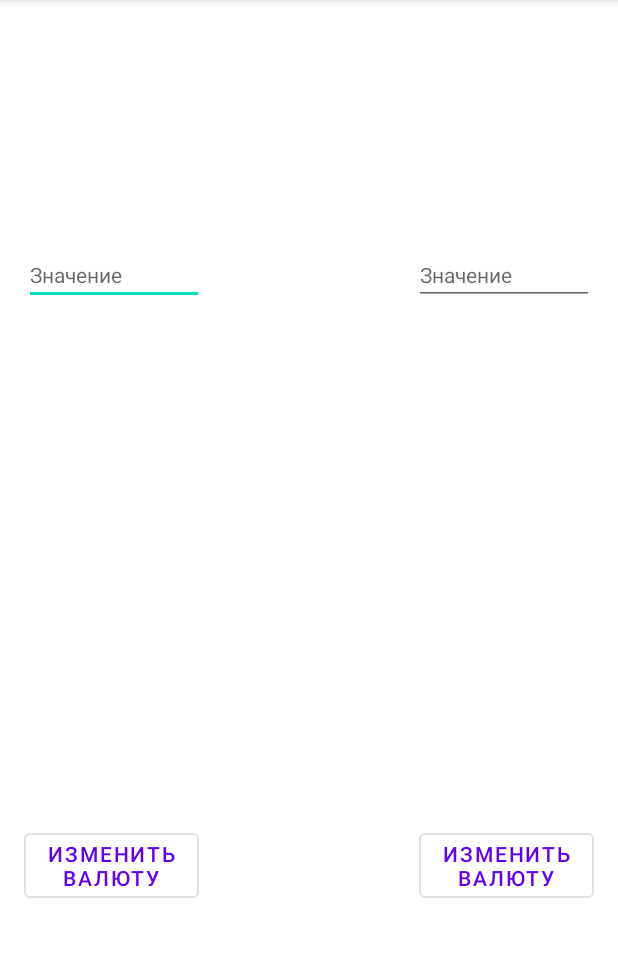
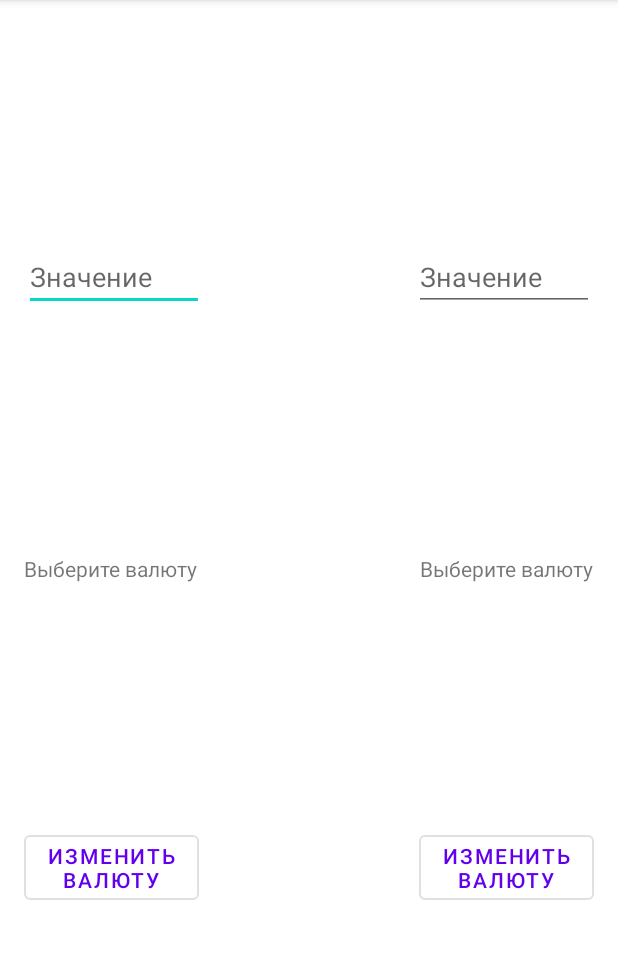
Before and after one commit to MardokUA/MoneyConvertor, an Android app: the screen it shows after launch (MainActivity), on a phone screen of 412 x 824 dp, the part 84-1043 px from its top. Run offline under Robolectric (Android 15) with nearby library versions, the phone set to English and light mode, and no system bars; our stand-ins replace Room's generated code, Timber, data binding; 1 statement that could not run was skipped.

Commit message:
Implemented the choice of currency for conversion.

```diff
--- a/app/src/main/java/com/pet/moneyconvertor/ui/ConvertFragment.kt
+++ b/app/src/main/java/com/pet/moneyconvertor/ui/ConvertFragment.kt
@@ -65,24 +65,6 @@ class ConvertFragment : Fragment() {
         })
         return binding.root
     }
-
-    override fun onSaveInstanceState(outState: Bundle) {
-        super.onSaveInstanceState(outState)
-        Timber.v("onSaveInstanceState")
-        outState.putString("LeftField", binding.editTextLeftNumber.text.toString())
-        outState.putString("RightField", binding.editTextRightNumber.text.toString())
-    }
-
-    override fun onCreate(savedInstanceState: Bundle?) {
-        super.onCreate(savedInstanceState)
-
-        Timber.v("onCreate")
-
-        if (savedInstanceState != null) {
-           //TODO
-        }
-    }
-
     override fun onDestroyView() {
         super.onDestroyView()
         _binding = null
--- a/app/src/main/res/layout/fragment_convert.xml
+++ b/app/src/main/res/layout/fragment_convert.xml
@@ -50,7 +50,6 @@
             app:layout_constraintStart_toStartOf="parent"
             app:layout_constraintTop_toTopOf="parent"
             android:inputType="numberDecimal"
-            style="@style/Widget.MaterialComponents.TextInputLayout.OutlinedBox"
             tools:text="@string/default_value_edit_number"/>
 
         <EditText
@@ -64,7 +63,6 @@
             app:layout_constraintBottom_toTopOf="@+id/textViewRight"
             app:layout_constraintEnd_toEndOf="parent"
             app:layout_constraintTop_toTopOf="parent"
-            style="@style/Widget.MaterialComponents.TextInputLayout.OutlinedBox"
             tools:text="@string/default_value_edit_number"
         />
 
@@ -75,7 +73,7 @@
             android:layout_height="wrap_content"
             android:layout_marginStart="16dp"
             android:layout_marginTop="8dp"
-            android:text="@{viewModel.leftCurrency.charCode}"
+            android:text="@{viewModel.leftCurrency.charCode??`Выберите валюту`}"
             app:layout_constraintBottom_toTopOf="@+id/buttonLeft"
             app:layout_constraintStart_toStartOf="parent"
             app:layout_constraintTop_toBottomOf="@+id/editTextLeftNumber"
@@ -88,7 +86,7 @@
             android:layout_height="wrap_content"
             android:layout_marginTop="8dp"
             android:layout_marginEnd="16dp"
-            android:text="@{viewModel.rightCurrency.charCode}"
+            android:text="@{viewModel.rightCurrency.charCode??`Выберите валюту`}"
             app:layout_constraintBottom_toTopOf="@+id/buttonRight"
             app:layout_constraintEnd_toEndOf="parent"
             app:layout_constraintTop_toBottomOf="@+id/editTextRightNumber"
```
